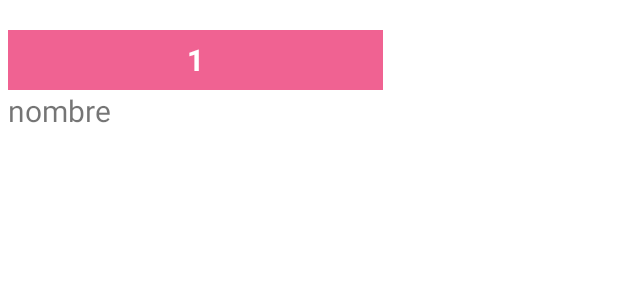
After one commit to perezjose132887/ViolenciaNew, an Android app: the layout list_usuarios.xml on its own in the app's theme, with its tools: preview values and no code run, on a phone screen of 412 x 824 dp. The commit adds this screen. Shown: the top 300 px of the screen. Run offline under Robolectric (Android 15) with nearby library versions, the phone set to English and light mode, and no system bars; network calls fail; Roboto replaces fonts that are not available here.

Commit message:
Ventana de Denuncias insertadas version 8.0.0

```diff
--- a/app/src/main/java/com/example/violencia/AlertaFragment.java
+++ b/app/src/main/java/com/example/violencia/AlertaFragment.java
@@ -182,8 +182,8 @@ public class AlertaFragment extends Fragment {
 
                 try {
                     //insertarAlerta("https://codeperez.000webhostapp.com/ModuloAlertaActivity.php");
-                    insertarAlerta("https://luchacontralaviolencia.000webhostapp.com/ModuloAlertaActivity.php");
-                    //insertarAlerta("http://192.168.1.102/violencia/ModuloAlertaActivity.php");
+                    //insertarAlerta("https://luchacontralaviolencia.000webhostapp.com/ModuloAlertaActivity.php");
+                    insertarAlerta("http://192.168.1.102/violencia/ModuloAlertaActivity.php");
                     Thread.sleep(1*1000);
                     enviarMensaje();
                     //Thread.sleep(1*1000);
--- a/app/src/main/java/com/example/violencia/DenunciaFragment.java
+++ b/app/src/main/java/com/example/violencia/DenunciaFragment.java
@@ -145,8 +145,8 @@ public class DenunciaFragment extends Fragment {
             @Override
             public void onClick(View v) {
                 //insertarDenuncia("https://codeperez.000webhostapp.com/ModuloDenunciaActivity.php");
-                insertarDenuncia("https://luchacontralaviolencia.000webhostapp.com/ModuloDenunciaActivity.php");
-                //insertarDenuncia("http://192.168.1.102/violencia/ModuloDenunciaActivity.php");
+                //insertarDenuncia("https://luchacontralaviolencia.000webhostapp.com/ModuloDenunciaActivity.php");
+                insertarDenuncia("http://192.168.1.102/violencia/ModuloDenunciaActivity.php");
 
             }
         });
--- a/app/src/main/java/com/example/violencia/FaseDosActivity.java
+++ b/app/src/main/java/com/example/violencia/FaseDosActivity.java
@@ -80,8 +80,8 @@ public class FaseDosActivity extends AppCompatActivity {
             @Override
             public void onClick(View v) {
                 CalificarFaseDos();
-                //RegistrarDos("http://192.168.1.102/violencia/registrarFaseUno.php");
-                RegistrarDos("https://luchacontralaviolencia.000webhostapp.com/registrarFaseUno.php");
+                RegistrarDos("http://192.168.1.102/violencia/registrarFaseUno.php");
+                //RegistrarDos("https://luchacontralaviolencia.000webhostapp.com/registrarFaseUno.php");
                 Intent intent=new Intent(FaseDosActivity.this,ResultadoFaseActivity.class);
                 intent.putExtra("resultadoFase",resultadoFaseDos.getText().toString());
                 startActivity(intent);
--- a/app/src/main/java/com/example/violencia/FaseTresActivity.java
+++ b/app/src/main/java/com/example/violencia/FaseTresActivity.java
@@ -79,8 +79,8 @@ public class FaseTresActivity extends AppCompatActivity {
             @Override
             public void onClick(View v) {
                 CalificarFaseTres();
-                //RegistrarTres("http://192.168.1.102/violencia/registrarFaseUno.php");
-                RegistrarTres("https://luchacontralaviolencia.000webhostapp.com/registrarFaseUno.php");
+                RegistrarTres("http://192.168.1.102/violencia/registrarFaseUno.php");
+                //RegistrarTres("https://luchacontralaviolencia.000webhostapp.com/registrarFaseUno.php");
                 Intent intent=new Intent(FaseTresActivity.this,ResultadoFaseActivity.class);
                 intent.putExtra("resultadoFase",resultadoFaseTres.getText().toString());
                 startActivity(intent);
--- a/app/src/main/java/com/example/violencia/FaseUnoActivity.java
+++ b/app/src/main/java/com/example/violencia/FaseUnoActivity.java
@@ -79,8 +79,8 @@ public class FaseUnoActivity extends AppCompatActivity {
             @Override
             public void onClick(View v) {
                 CalificarFaseUno();
-                //RegistrarUno("http://192.168.1.102/violencia/registrarFaseUno.php");
-                RegistrarUno("https://luchacontralaviolencia.000webhostapp.com/registrarFaseUno.php");
+                RegistrarUno("http://192.168.1.102/violencia/registrarFaseUno.php");
+                //RegistrarUno("https://luchacontralaviolencia.000webhostapp.com/registrarFaseUno.php");
                 Intent intent=new Intent(FaseUnoActivity.this,ResultadoFaseActivity.class);
                 intent.putExtra("resultadoFase",resultadoFaseUno.getText().toString());
                 startActivity(intent);
--- a/app/src/main/java/com/example/violencia/ModuloUsuarioActivity.java
+++ b/app/src/main/java/com/example/violencia/ModuloUsuarioActivity.java
@@ -109,8 +109,8 @@ public class ModuloUsuarioActivity extends AppCompatActivity {
             public void onClick(View v) {
 
                 //insertarUsuario("https://codeperez.000webhostapp.com/ModuloUsuarioActivity.php");
-                insertarUsuario("https://luchacontralaviolencia.000webhostapp.com/ModuloUsuarioActivity.php");
-                //insertarUsuario("http://192.168.1.102/violencia/ModuloUsuarioActivity.php");
+                //insertarUsuario("https://luchacontralaviolencia.000webhostapp.com/ModuloUsuarioActivity.php");
+                insertarUsuario("http://192.168.1.102/violencia/ModuloUsuarioActivity.php");
             }
         });
 
--- a/app/src/main/java/com/example/violencia/NavigationDrawer.java
+++ b/app/src/main/java/com/example/violencia/NavigationDrawer.java
@@ -231,6 +231,9 @@ public class NavigationDrawer extends AppCompatActivity implements NavigationVie
             case R.id.nav_salir:
                 ft.replace(R.id.content,new SalirFragment()).commit();
                 break;
+            case R.id.nav_misDenuncias:
+                ft.replace(R.id.content,new MisDenunciasFragment()).commit();
+                break;
         }
         setTitle(item.getTitle());
         drawerLayout.closeDrawers();
--- /dev/null
+++ b/app/src/main/res/drawable/cuadrado.xml
@@ -0,0 +1,8 @@
+<?xml version="1.0" encoding="utf-8"?>
+<shape xmlns:android="http://schemas.android.com/apk/res/android"
+    android:shape="rectangle">
+
+    <solid
+        android:color="@color/celesteBajoDos"/>
+
+</shape>
--- /dev/null
+++ b/app/src/main/res/layout/list_usuarios.xml
@@ -0,0 +1,36 @@
+<?xml version="1.0" encoding="utf-8"?>
+<LinearLayout xmlns:android="http://schemas.android.com/apk/res/android"
+    android:layout_width="match_parent"
+    android:layout_height="match_parent"
+    android:orientation="vertical">
+
+    <TextView
+        android:id="@+id/txtid"
+        android:layout_width="250dp"
+        android:layout_height="40dp"
+        android:textSize="20sp"
+        android:layout_marginTop="20dp"
+        android:layout_marginRight="5dp"
+        android:layout_marginLeft="5dp"
+        android:textStyle="bold"
+        android:text="1"
+        android:gravity="center"
+        android:textColor="@color/white"
+        android:background="@drawable/cuadrado"/>
+
+    <RelativeLayout
+        android:layout_width="wrap_content"
+        android:layout_height="wrap_content"
+        android:layout_marginRight="5dp"
+        android:layout_marginLeft="5dp">
+
+        <TextView
+            android:id="@+id/txtnombre"
+            android:layout_width="wrap_content"
+            android:layout_height="wrap_content"
+            android:text="nombre"
+            android:textSize="20sp"/>
+
+    </RelativeLayout>
+
+</LinearLayout>
--- a/app/src/main/res/menu/drawer_menu.xml
+++ b/app/src/main/res/menu/drawer_menu.xml
@@ -33,6 +33,10 @@
         <menu>
             <group android:checkableBehavior="single">
                 <item
+                    android:id="@+id/nav_misDenuncias"
+                    android:title="Mis Denuncias"
+                    android:icon="@drawable/denuncia"/>
+                <item
                     android:id="@+id/nav_contactos"
                     android:title="Contactos"
                     android:icon="@drawable/ic_contacto"/>
```
Also changed, not shown: app/src/main/java/com/example/violencia/MainActivity.java (+5 -5 lines), app/src/main/java/com/example/violencia/MisDenunciasFragment.java (added, +153 -0 lines), app/src/main/java/com/example/violencia/Modelo/Adaptador.java (added, +50 -0 lines), app/src/main/java/com/example/violencia/Modelo/Adapter.java (added, +38 -0 lines), app/src/main/java/com/example/violencia/Modelo/DenunciaUsuarios.java (added, +94 -0 lines), app/src/main/java/com/example/violencia/Modelo/MisDenuncias.java (added, +69 -0 lines), app/src/main/res/layout/fragment_mis_denuncias.xml (added, +14 -0 lines), app/src/main/res/layout/list_misdenuncias.xml (added, +32 -0 lines).
